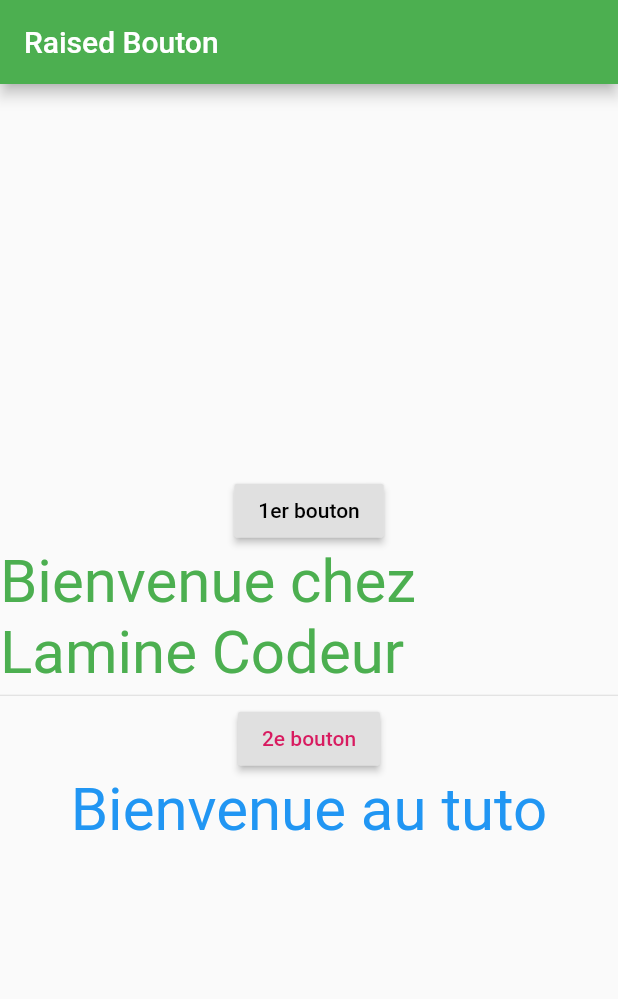
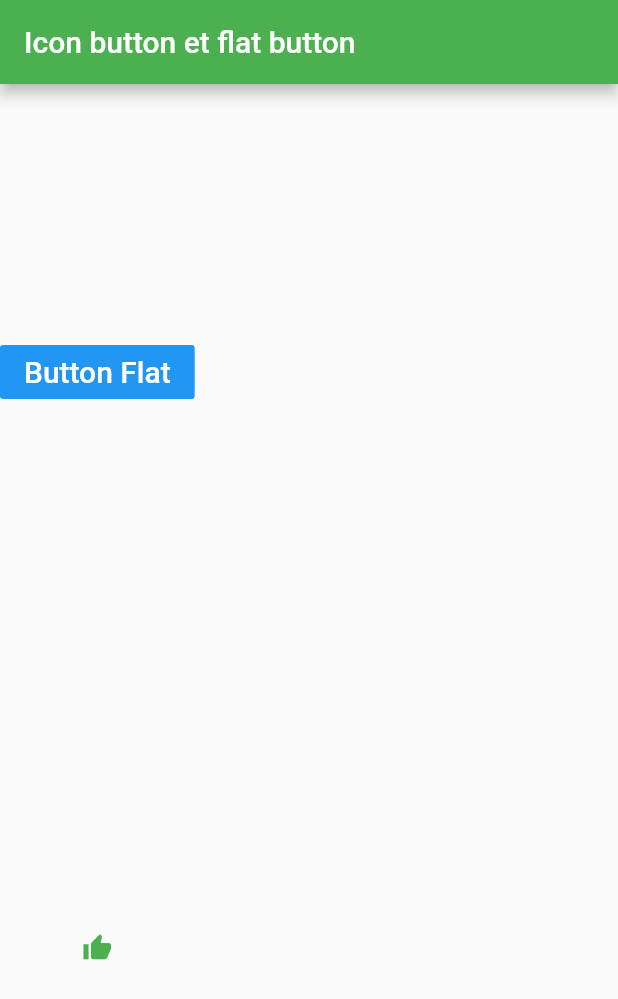
Before and after one commit to lamine785260388/fluttettuto, a Flutter app: the screen it shows after launch, on a phone screen of 412 x 824 dp. Shown: the top 999 px of the screen. Run offline on Flutter 3.47's test engine with Material 2 defaults, Android fonts, the phone set to English and light mode, and no system bars.

Commit message:
flat et icon button

```diff
--- a/lib/main.dart
+++ b/lib/main.dart
@@ -15,7 +15,7 @@ class MyApp extends StatelessWidget {
       theme: ThemeData(
         primarySwatch: Colors.green,
       ),
-      home: Homepage(),
+      home: HomePage(),
     );
   }
 }
@@ -55,60 +55,103 @@ class MyApp extends StatelessWidget {
 //   }
 // }
 
-class Homepage extends StatefulWidget {
-  const Homepage({Key? key}) : super(key: key);
+// class Homepage extends StatefulWidget {
+//   const Homepage({Key? key}) : super(key: key);
+
+//   @override
+//   State<Homepage> createState() => _HomepageState();
+// }
+
+// class _HomepageState extends State<Homepage> {
+//   var value = "Bienvenue chez Lamine Codeur";
+//   String value1 = "Bienvenue au tuto";
+//   void onclick() {
+//     setState(() {
+//       value = "cava djili comment tu vas";
+//     });
+//   }
+
+//   void onclick2(String value2) {
+//     setState(() {
+//       print("cliquer");
+//       value1 = value2;
+//     });
+//   }
+
+//   @override
+//   Widget build(BuildContext context) {
+//     var information = "zgz";
+//     return Scaffold(
+//       appBar: AppBar(
+//         title: Text("Raised Bouton"), //raised bouton
+//       ),
+//       body: Column(
+//           mainAxisAlignment: MainAxisAlignment.center,
+//           children: <Widget>[
+//             RaisedButton(
+//               child: Text(
+//                 "1er bouton",
+//                 style: TextStyle(color: Colors.black),
+//               ),
+//               onPressed: () => onclick(),
+//             ),
+//             Text(value, style: TextStyle(color: Colors.green, fontSize: 40)),
+//             Divider(
+//               height: 10,
+//             ),
+//             RaisedButton(
+//                 child: Text(
+//                   "2e bouton",
+//                   style: TextStyle(color: Colors.pink[600]),
+//                 ),
+//                 onPressed: () => onclick2("tutoriel pour les debutant new ")),
+//             Text(value1,
+//                 style: TextStyle(
+//                     color: Colors.blue, fontSize: 40)), //ecrire un text
+//           ]),
+//     );
+//   }
+// }
+class HomePage extends StatefulWidget {
+  //flat bouton
+  const HomePage({Key? key}) : super(key: key);
 
   @override
-  State<Homepage> createState() => _HomepageState();
+  State<HomePage> createState() => _HomePageState();
 }
 
-class _HomepageState extends State<Homepage> {
-  var value = "Bienvenue chez Lamine Codeur";
-  String value1 = "Bienvenue au tuto";
-  void onclick() {
-    setState(() {
-      value = "cava djili comment tu vas";
-    });
-  }
-
-  void onclick2(String value2) {
-    setState(() {
-      print("cliquer");
-      value1 = value2;
-    });
-  }
-
+class _HomePageState extends State<HomePage> {
   @override
   Widget build(BuildContext context) {
-    var information = "zgz";
     return Scaffold(
       appBar: AppBar(
-        title: Text("Raised Bouton"),
+        title: Text('Icon button et flat button'),
       ),
       body: Column(
-          mainAxisAlignment: MainAxisAlignment.center,
-          children: <Widget>[
-            RaisedButton(
-              child: Text(
-                "1er bouton",
-                style: TextStyle(color: Colors.black),
-              ),
-              onPressed: () => onclick(),
+        mainAxisAlignment: MainAxisAlignment.spaceAround,
+        children: <Widget>[
+          FlatButton(
+            onPressed: () {
+              debugPrint("-------flatbutton ok-----");
+            },
+            child: Text(
+              'Button Flat',
+              style: TextStyle(fontSize: 20),
             ),
-            Text(value, style: TextStyle(color: Colors.green, fontSize: 40)),
-            Divider(
-              height: 10,
+            color: Colors.blue,
+            textColor: Colors.white,
+          ),
+          IconButton(
+            onPressed: null,
+            icon: Icon(
+              Icons.thumb_up,
+              color: Colors.green,
+              size: 20,
             ),
-            RaisedButton(
-                child: Text(
-                  "2e bouton",
-                  style: TextStyle(color: Colors.pink[600]),
-                ),
-                onPressed: () => onclick2("tutoriel pour les debutant")),
-            Text(value1,
-                style: TextStyle(
-                    color: Colors.blue, fontSize: 40)), //ecrire un text
-          ]),
+            tooltip: 'j\aime', //le titre long clique
+          ),
+        ],
+      ),
     );
   }
 }
```
